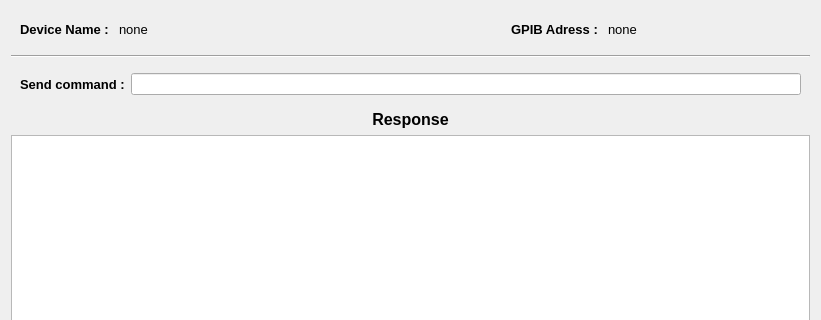
Old version of the form labscript_devices/GPIB_LAN_Adapter/adapter_ui.ui in the repository TU-Darmstadt-APQ/labscript-devices; both pictures show x 0 to 821 and y 0 to 320 of the 821 by 561 pixel window.
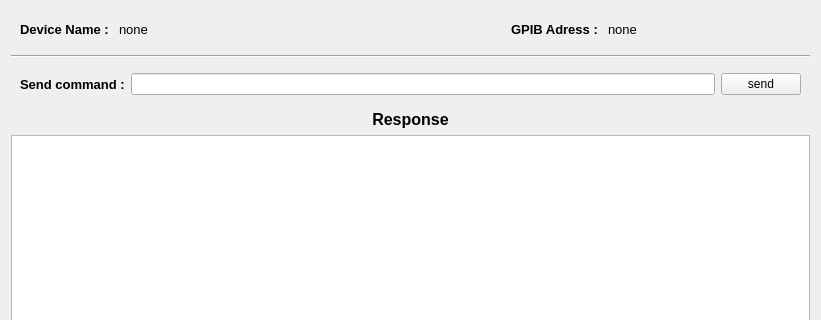
New version of the form.

```diff
--- a/labscript_devices/GPIB_LAN_Adapter/adapter_ui.ui
+++ b/labscript_devices/GPIB_LAN_Adapter/adapter_ui.ui
@@ -2,6 +2,9 @@
 <ui version="4.0">
  <class>main_form</class>
  <widget class="QWidget" name="main_form">
+  <property name="enabled">
+   <bool>true</bool>
+  </property>
   <property name="geometry">
    <rect>
     <x>0</x>
@@ -140,7 +143,27 @@
        </widget>
       </item>
       <item>
-       <widget class="QLineEdit" name="cmd_input"/>
+       <widget class="QLineEdit" name="cmd_input">
+        <property name="sizePolicy">
+         <sizepolicy hsizetype="MinimumExpanding" vsizetype="Fixed">
+          <horstretch>10</horstretch>
+          <verstretch>0</verstretch>
+         </sizepolicy>
+        </property>
+       </widget>
+      </item>
+      <item>
+       <widget class="QPushButton" name="send_cmd_btn">
+        <property name="sizePolicy">
+         <sizepolicy hsizetype="MinimumExpanding" vsizetype="Fixed">
+          <horstretch>1</horstretch>
+          <verstretch>0</verstretch>
+         </sizepolicy>
+        </property>
+        <property name="text">
+         <string>send</string>
+        </property>
+       </widget>
       </item>
      </layout>
     </widget>
```
Left out of the diff: 11 changed lines with no effect on the pictures.
